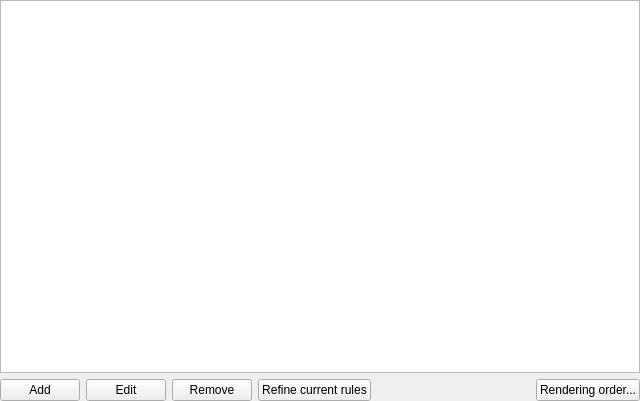
Above: src/ui/qgsrulebasedrendererv2widget.ui from kadas-albireo/kadas-albireo before the change. Below: the same form after it.
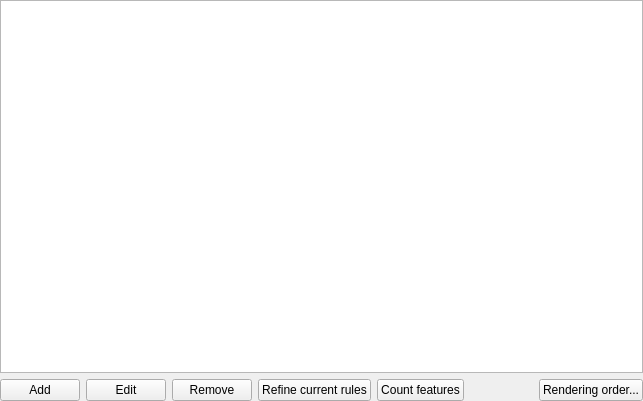
That is the form after the change.

Commit message: feature counts in rulebased widget

What changed in the file:
```diff
--- a/src/ui/qgsrulebasedrendererv2widget.ui
+++ b/src/ui/qgsrulebasedrendererv2widget.ui
@@ -6,7 +6,7 @@
    <rect>
     <x>0</x>
     <y>0</y>
-    <width>640</width>
+    <width>643</width>
     <height>401</height>
    </rect>
   </property>
@@ -90,6 +90,13 @@
        </property>
       </widget>
      </item>
+     <item>
+      <widget class="QPushButton" name="btnCountFeatures">
+       <property name="text">
+        <string>Count features</string>
+       </property>
+      </widget>
+     </item>
      <item>
       <spacer name="horizontalSpacer">
        <property name="orientation">
```
Left out of the diff: 6 changed lines with no effect on the pictures. The commit also changes 4 other files.
